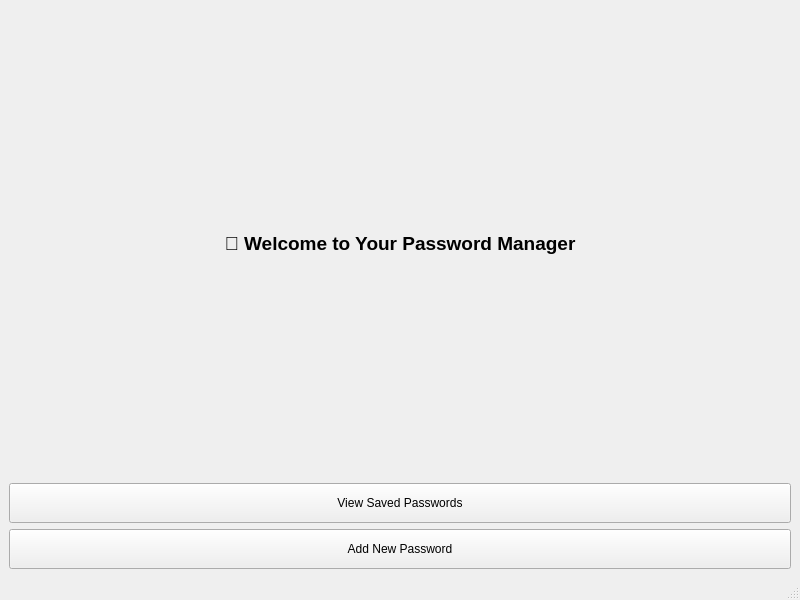
First picture: the form in LockBox/mainwindow.ui, repository Anaswara-Suresh/password-manager, before the edit.
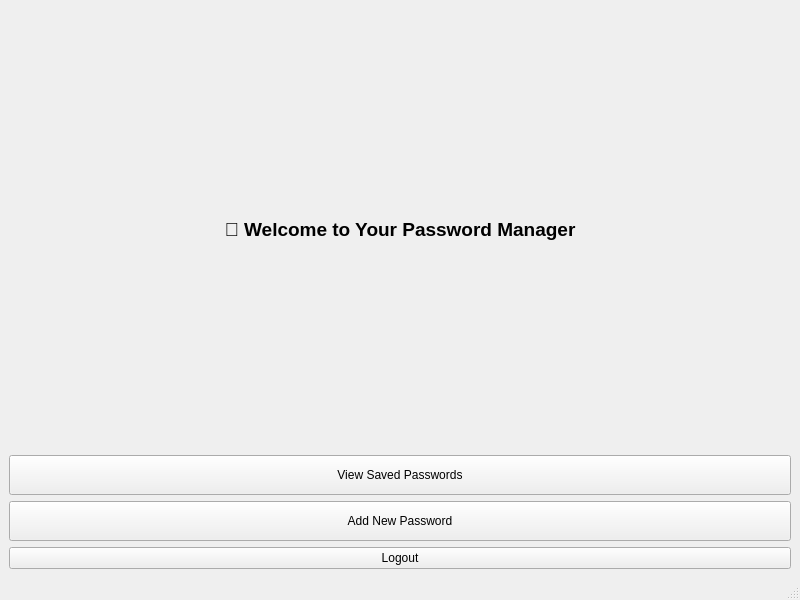
Second picture: the form after the edit.

Commit message: feat: Improved UI layout and added logout functionality

Patch:
```diff
--- a/LockBox/mainwindow.ui
+++ b/LockBox/mainwindow.ui
@@ -26,7 +26,6 @@
       <property name="font">
        <font>
         <pointsize>14</pointsize>
-        <weight>75</weight>
         <bold>true</bold>
        </font>
       </property>
@@ -58,6 +57,13 @@
       </property>
      </widget>
     </item>
+    <item>
+     <widget class="QPushButton" name="btnLogout">
+      <property name="text">
+       <string>Logout</string>
+      </property>
+     </widget>
+    </item>
    </layout>
   </widget>
   <widget class="QMenuBar" name="menubar">
```
Left out of the diff: 14 changed lines with no effect on the pictures. The commit also changes 8 other files.
